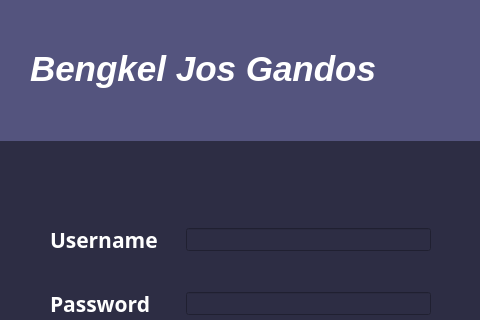
Ghazimuhammad/Reservasi-Bengkel, file file_ui/login.ui: the form before one commit; both pictures show x 0 to 480 and y 0 to 320 of the 480 by 640 pixel window.
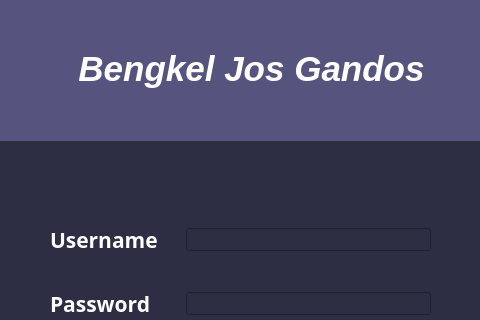
The form after the commit. Icons and pictures are not drawn.

Commit message: Benerin signup UI

```diff
--- a/file_ui/login.ui
+++ b/file_ui/login.ui
@@ -220,7 +220,7 @@
    <widget class="QLabel" name="label_title">
     <property name="geometry">
      <rect>
-      <x>30</x>
+      <x>40</x>
       <y>30</y>
       <width>423</width>
       <height>78</height>
@@ -239,10 +239,10 @@
      <bool>false</bool>
     </property>
     <property name="styleSheet">
-     <string notr="true">background-color: rgb(84, 84, 126, 0%);</string>
+     <string notr="true">background-color: rgb(84, 84, 126);</string>
     </property>
     <property name="text">
-     <string>&lt;html&gt;&lt;head/&gt;&lt;body&gt;&lt;p&gt;&lt;span style=&quot; color:#ffffff;&quot;&gt;Bengkel Jos Gandos&lt;/span&gt;&lt;/p&gt;&lt;/body&gt;&lt;/html&gt;</string>
+     <string>&lt;html&gt;&lt;head/&gt;&lt;body&gt;&lt;p align=&quot;center&quot;&gt;&lt;span style=&quot; color:#ffffff;&quot;&gt;Bengkel Jos Gandos&lt;/span&gt;&lt;/p&gt;&lt;/body&gt;&lt;/html&gt;</string>
     </property>
     <property name="alignment">
      <set>Qt::AlignLeading|Qt::AlignLeft|Qt::AlignVCenter</set>
```
Left out of the diff: 4 changed lines with no effect on the pictures. The commit also changes 3 other files.
